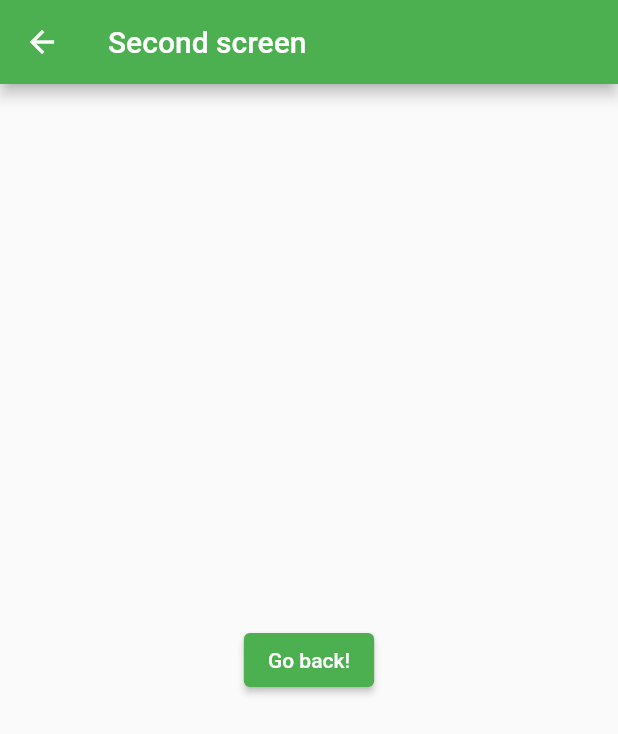
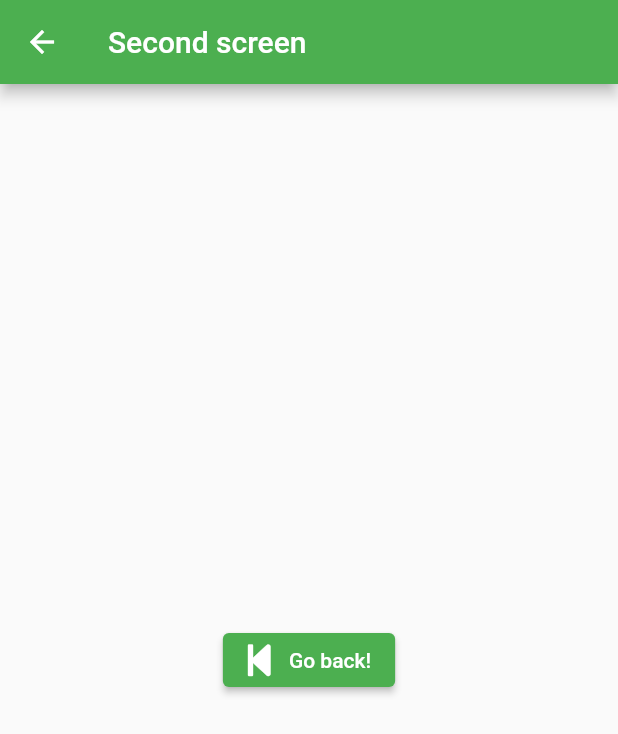
Before and after one commit to Reisuke1231/learning_flutter, a Flutter app: the screen it shows after launch, after a tap on the "add" icon, after a tap on "Name of item", on a phone screen of 412 x 824 dp. Shown: the top 734 px of the screen. Run offline on Flutter 3.47's test engine with Material 2 defaults, Android fonts, the phone set to English and light mode, and no system bars; our stand-ins replace font_awesome_flutter.

Commit message:
Change icon to font_awesome_flutter

```diff
--- a/lib/main.dart
+++ b/lib/main.dart
@@ -1,4 +1,5 @@
 import 'package:flutter/material.dart';
+import 'package:font_awesome_flutter/font_awesome_flutter.dart';
 
 void main() {
   runApp(const MyApp());
@@ -47,7 +48,7 @@ class _MyHomePageState extends State<MyHomePage> {
         itemCount: _counter,
         itemBuilder: (context, index) {
           return ListTile(
-            leading: Icon(Icons.account_circle),
+            leading: Icon(FontAwesomeIcons.book),
             title: Text('Name of item'),
             onTap: () {
               Navigator.push(
@@ -77,11 +78,12 @@ class SecondPage extends StatelessWidget {
         title: Text('Second screen'),
       ),
       body: Center(
-        child: ElevatedButton(
-          child: Text('Go back!'),
+        child: ElevatedButton.icon(
+          label: Text('Go back!'),
           onPressed: () {
             Navigator.pop(context);
           },
+          icon: Icon(FontAwesomeIcons.stepBackward),
         ),
       ),
     );
--- a/pubspec.yaml
+++ b/pubspec.yaml
@@ -34,6 +34,7 @@ dependencies:
   # The following adds the Cupertino Icons font to your application.
   # Use with the CupertinoIcons class for iOS style icons.
   cupertino_icons: ^1.0.2
+  font_awesome_flutter: ^9.2.0
 
 dev_dependencies:
   flutter_test:
```
Also changed, not shown: pubspec.lock.
